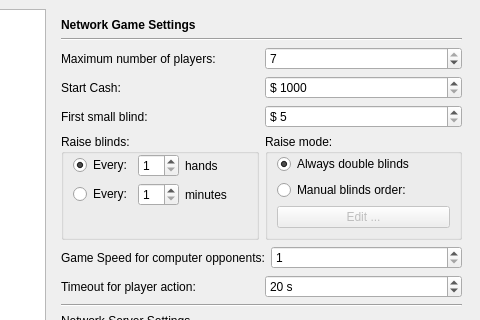
This is src/gui/qt/settingsdialog.ui in pokerth/pokerth as Qt 5 draws it before an edit; both pictures show x 153 to 633 and y 0 to 320 of the 633 by 606 pixel window. The edited form follows.
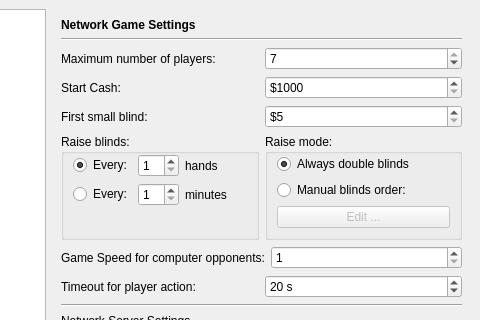
This is the edited form. Icons and pictures are not drawn. Custom widgets are drawn as their Qt base class.

```diff
--- a/src/gui/qt/settingsdialog.ui
+++ b/src/gui/qt/settingsdialog.ui
@@ -800,7 +800,7 @@
          <item>
           <widget class="QSpinBox" name="spinBox_netStartCash" >
            <property name="prefix" >
-            <string>$ </string>
+            <string>$</string>
            </property>
            <property name="minimum" >
             <number>1000</number>
@@ -830,7 +830,7 @@
          <item>
           <widget class="QSpinBox" name="spinBox_netFirstSmallBlind" >
            <property name="prefix" >
-            <string>$ </string>
+            <string>$</string>
            </property>
            <property name="minimum" >
             <number>5</number>
```
Left out of the diff: 4 changed lines with no effect on the pictures.
